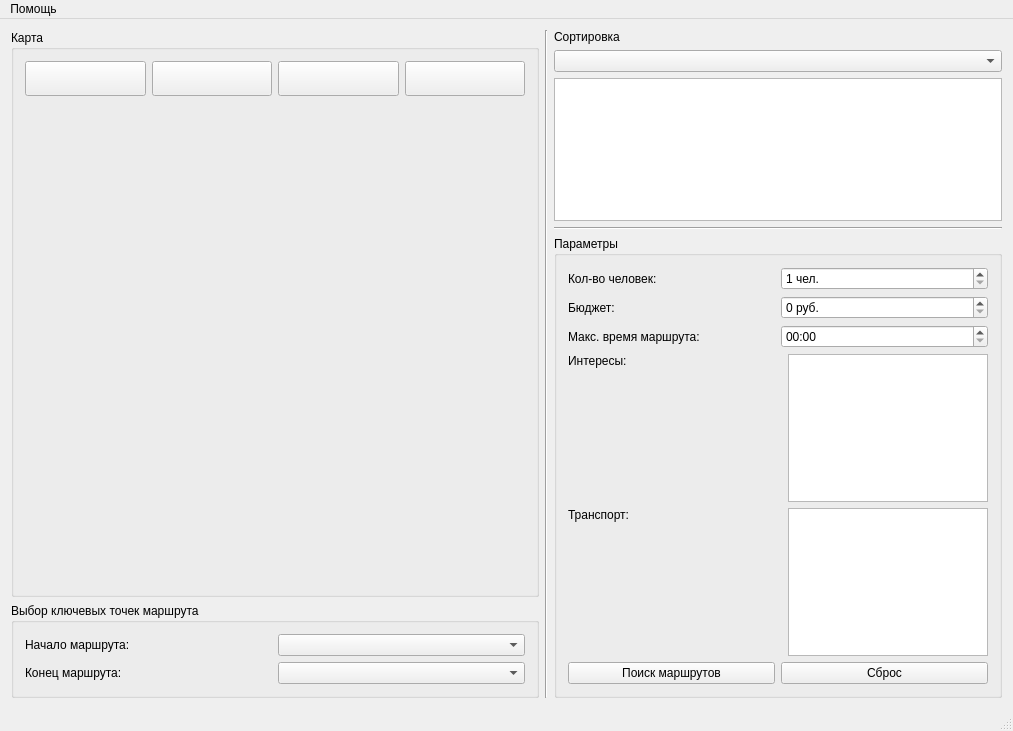
Above: mainwindow.ui from LepilkinaElena/EasyRouting before the change. Below: the same form after it.
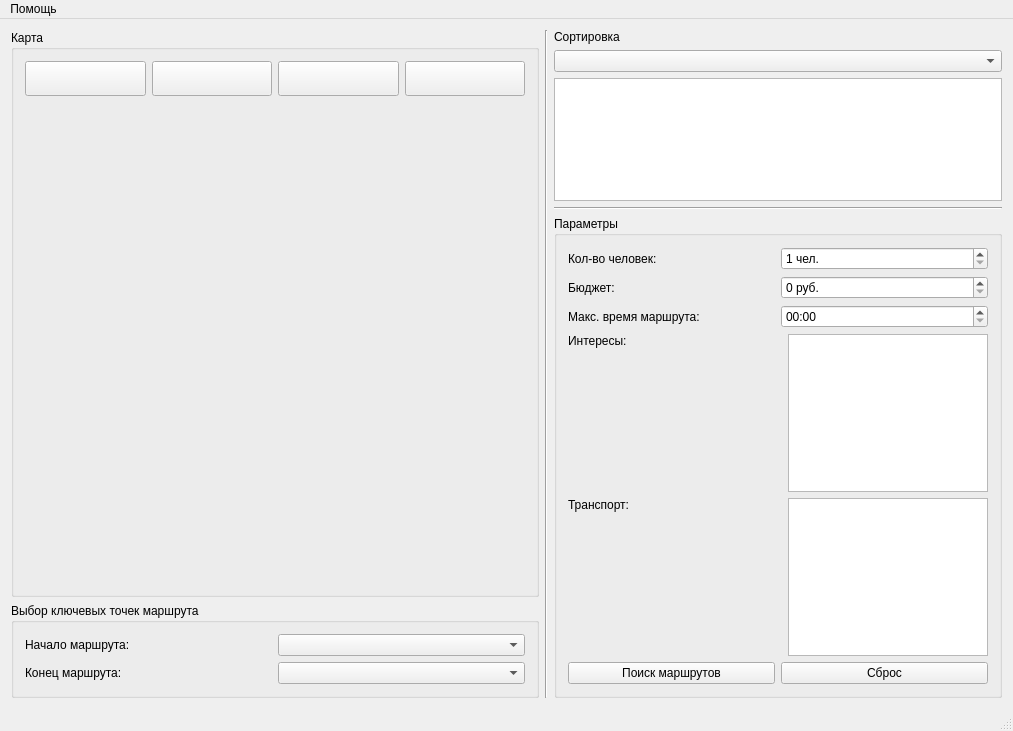
That is the form after the change. Icons and pictures are not drawn. Custom widgets are drawn as their Qt base class.

Diff of the .ui file:
```diff
--- a/mainwindow.ui
+++ b/mainwindow.ui
@@ -221,19 +221,6 @@
      <layout class="QVBoxLayout" name="verticalLayout_2">
       <item>
        <layout class="QVBoxLayout" name="verticalLayout_7">
-        <item>
-         <spacer name="verticalSpacer">
-          <property name="orientation">
-           <enum>Qt::Vertical</enum>
-          </property>
-          <property name="sizeHint" stdset="0">
-           <size>
-            <width>20</width>
-            <height>40</height>
-           </size>
-          </property>
-         </spacer>
-        </item>
         <item>
          <widget class="QLabel" name="sortLabel">
           <property name="text">
```
